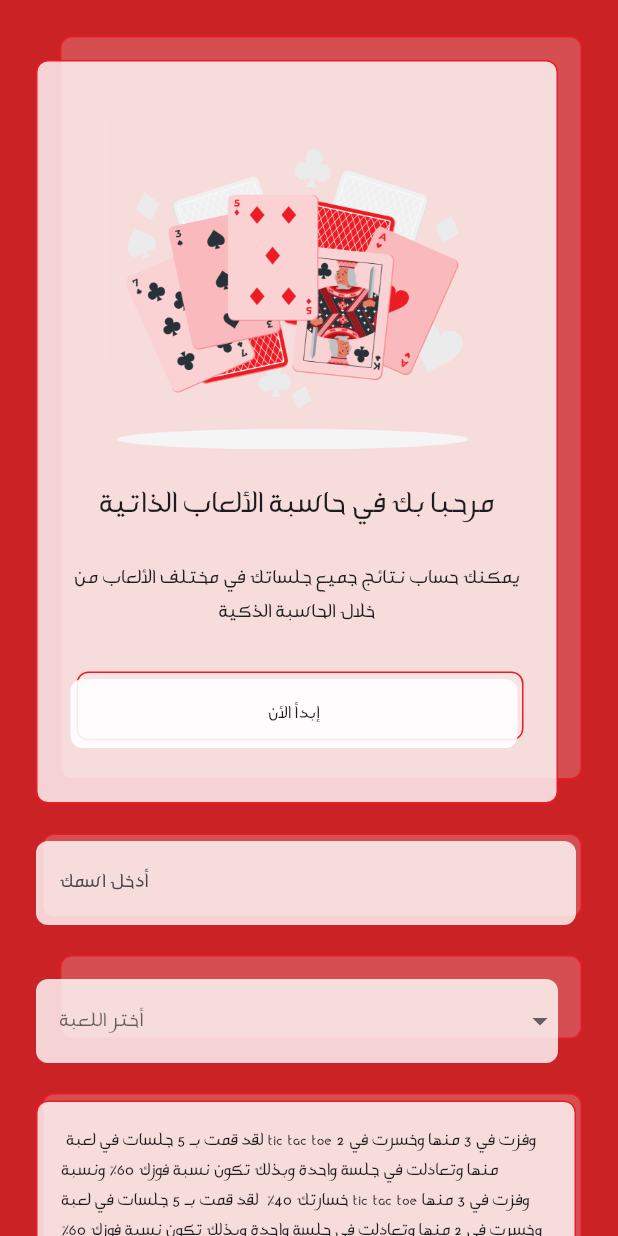
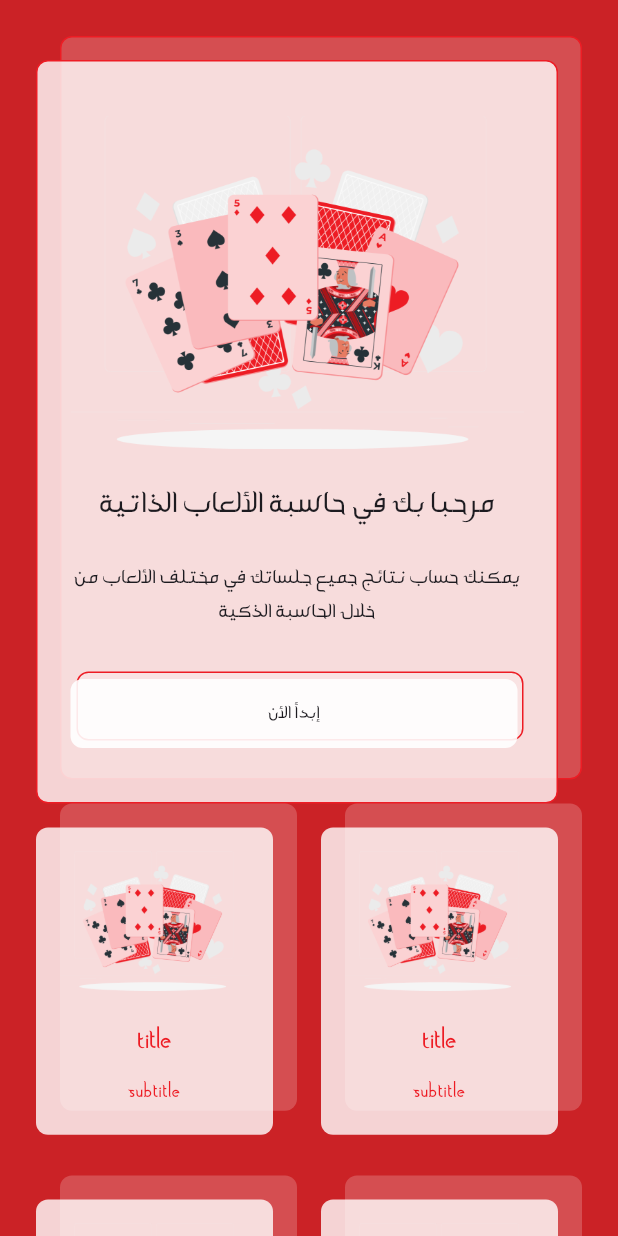
Before and after one commit to hosamafiky/test_cal_widget, a Flutter app: the screen it shows after launch, on a phone screen of 412 x 824 dp. Run offline on Flutter 3.47's test engine with Material 3 defaults, Android fonts, the phone set to English and light mode, and no system bars.

Commit message:
feat: Add GridViewExample and ListViewExample widgets

```diff
--- a/lib/main.dart
+++ b/lib/main.dart
@@ -1,5 +1,7 @@
 import 'package:flutter/material.dart';
 import 'package:test_cal_widget/constants/assets.dart';
+import 'package:test_cal_widget/widgets/grid_view_example.dart';
+import 'package:test_cal_widget/widgets/list_view_example.dart';
 import 'package:test_cal_widget/widgets/main_app_card.dart';
 
 void main() {
@@ -81,6 +83,8 @@ class _MyHomePageState extends State<MyHomePage> {
                 ],
               ),
             ),
+            const GridViewExample(),
+            const ListViewExample(),
             const SizedBox(height: 20),
             // TEXT FORM FIELD
             MainAppCard(
--- /dev/null
+++ b/lib/widgets/grid_view_example.dart
@@ -0,0 +1,48 @@
+import 'package:flutter/material.dart';
+import 'package:test_cal_widget/widgets/main_app_card.dart';
+
+class GridViewExample extends StatelessWidget {
+  const GridViewExample({super.key});
+
+  @override
+  Widget build(BuildContext context) {
+    return GridView.builder(
+      shrinkWrap: true,
+      physics: const NeverScrollableScrollPhysics(),
+      gridDelegate: const SliverGridDelegateWithFixedCrossAxisCount(
+        crossAxisCount: 2,
+        crossAxisSpacing: 16,
+        mainAxisSpacing: 16,
+        childAspectRatio: 0.75,
+      ),
+      itemCount: 4,
+      itemBuilder: (context, index) {
+        return MainAppCard(
+          offset: const Offset(16, 16),
+          borderRadius: BorderRadius.circular(8),
+          padding: const EdgeInsets.all(16),
+          child: Column(
+            mainAxisSize: MainAxisSize.min,
+            children: [
+              Image.asset('assets/images/onboarding_illustration.png'),
+              const SizedBox(height: 20),
+              Text(
+                'Title',
+                style: Theme.of(context).textTheme.titleLarge!.copyWith(
+                      color: const Color(0xFFED1C24),
+                    ),
+              ),
+              const SizedBox(height: 8),
+              Text(
+                'Subtitle',
+                style: Theme.of(context).textTheme.bodyLarge!.copyWith(
+                      color: const Color(0xFFED1C24),
+                    ),
+              ),
+            ],
+          ),
+        );
+      },
+    );
+  }
+}
```
Also changed, not shown: lib/widgets/list_view_example.dart (added, +42 -0 lines).
